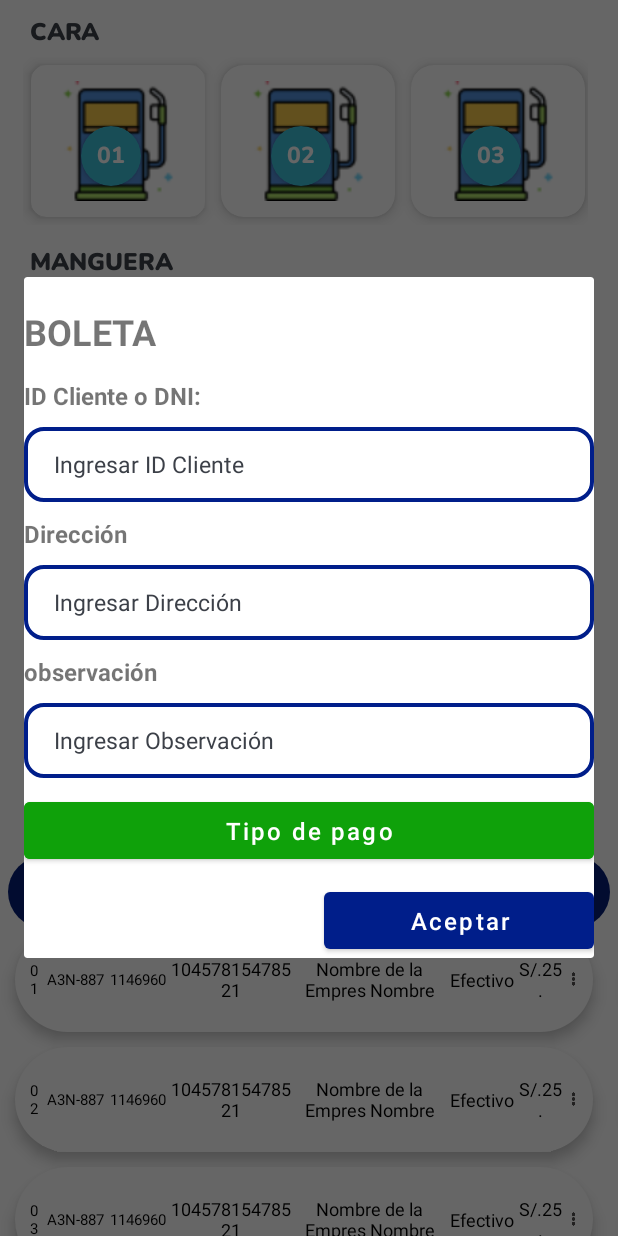
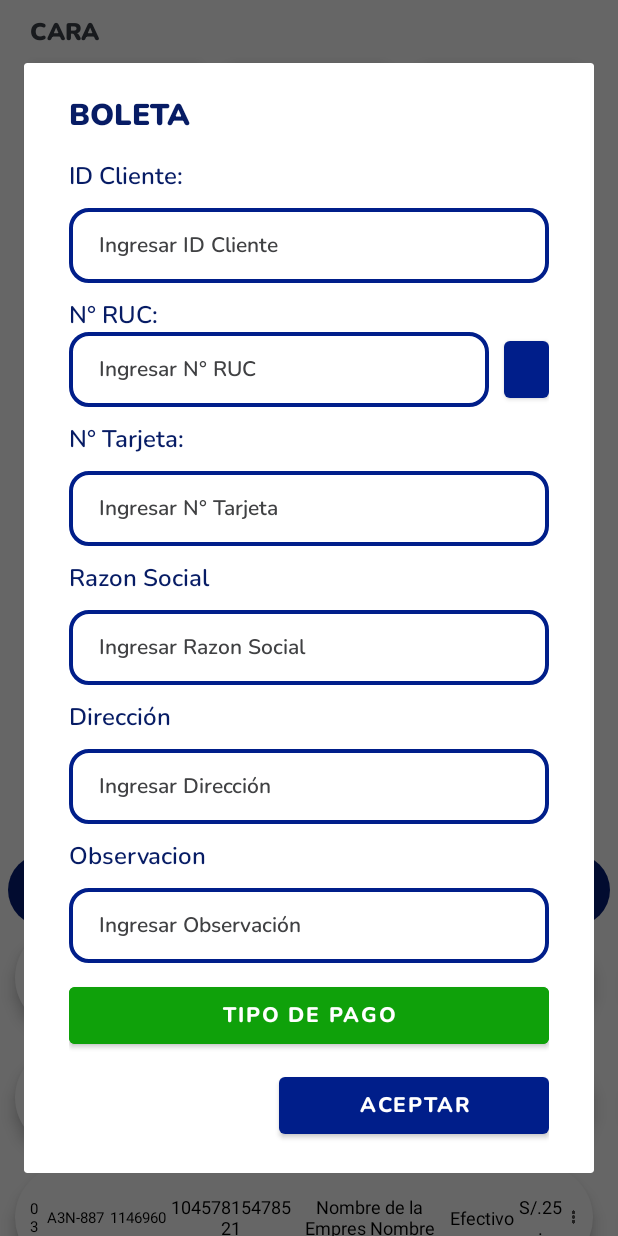
Before and after one commit to melinallacuag/fragmentMenu, an Android app: the FacturaFragment screen opened through its navigation route, after a tap on "BOLETA", on a phone screen of 412 x 824 dp. Run offline under Robolectric (Android 15) with nearby library versions, the phone set to English and light mode, and no system bars; 2 other taps on this screen came first.

Commit message:
modal BOLETA Y FACTURA

```diff
--- a/app/src/main/res/layout/fragment_boleta.xml
+++ b/app/src/main/res/layout/fragment_boleta.xml
@@ -9,7 +9,10 @@
     <LinearLayout
         android:layout_width="380sp"
         android:layout_height="wrap_content"
-        android:layout_margin="20dp"
+        android:paddingStart="30dp"
+        android:paddingEnd="30dp"
+        android:paddingTop="20dp"
+        android:paddingBottom="20dp"
         android:orientation="vertical"
         app:layout_constraintEnd_toEndOf="parent"
         app:layout_constraintStart_toStartOf="parent"
@@ -19,14 +22,18 @@
             android:layout_width="match_parent"
             android:layout_height="wrap_content"
             android:text="BOLETA"
-            android:textSize="24sp"
+            android:textSize="20sp"
+            android:fontFamily="@font/nunito_black"
+            android:textColor="#071C65"
             android:textStyle="bold" />
 
         <TextView
             android:layout_width="match_parent"
             android:layout_height="wrap_content"
             android:layout_marginTop="15sp"
-            android:text="ID Cliente o DNI:"
+            android:text="ID Cliente:"
+            android:fontFamily="@font/nunito_semibold"
+            android:textColor="#071C65"
             android:textSize="16sp"
             android:textStyle="bold" />
 
@@ -40,16 +47,114 @@
             android:hint="Ingresar ID Cliente"
             android:inputType="number"
             android:paddingLeft="20sp"
-            android:textColor="@color/black"
-            android:textColorHint="#3C4048"
-            android:textSize="15sp" />
+            android:fontFamily="@font/nunito_semibold"
+            android:textColor="#123456"
+            android:textColorHint="#404143"
+            android:textSize="14sp" />
+
+        <TextView
+            android:layout_width="match_parent"
+            android:layout_height="wrap_content"
+            android:layout_marginTop="10sp"
+            android:text="N° RUC:"
+            android:fontFamily="@font/nunito_semibold"
+            android:textColor="#071C65"
+            android:textSize="16sp"
+            android:textStyle="bold"/>
+
+
+        <LinearLayout
+            android:layout_width="match_parent"
+            android:layout_height="wrap_content"
+            app:layout_constraintBottom_toBottomOf="parent"
+            app:layout_constraintEnd_toEndOf="parent"
+            app:layout_constraintStart_toStartOf="parent"
+            app:layout_constraintTop_toTopOf="parent">
+
+            <EditText
+                android:id="@+id/inputplaca"
+                android:layout_width="280dp"
+                android:layout_height="50sp"
+                android:background="@drawable/border"
+                android:hint="Ingresar N° RUC"
+                android:inputType="number"
+                android:paddingLeft="20sp"
+                android:fontFamily="@font/nunito_semibold"
+                android:textColor="#123456"
+                android:textColorHint="#404143"
+                android:textSize="14sp" />
+
+            <Button
+                android:layout_width="match_parent"
+                android:layout_height="match_parent"
+                android:text="SUNAT"
+                android:layout_gravity="end"
+                android:layout_marginStart="10sp"
+                android:fontFamily="@font/nunito_extrabold"
+                app:layout_constraintEnd_toEndOf="parent" />
+
+        </LinearLayout>
+
+
 
 
         <TextView
             android:layout_width="match_parent"
             android:layout_height="wrap_content"
             android:layout_marginTop="10sp"
+            android:text="N° Tarjeta:"
+            android:fontFamily="@font/nunito_semibold"
+            android:textColor="#071C65"
+            android:textSize="16sp"
+            android:textStyle="bold" />
+
+        <EditText
+            android:id="@+id/inputkilometro"
+            android:layout_width="match_parent"
+            android:layout_height="50sp"
+            android:layout_marginTop="10sp"
+            android:background="@drawable/border"
+            android:drawablePadding="12sp"
+            android:hint="Ingresar N° Tarjeta"
+            android:inputType="number"
+            android:paddingLeft="20sp"
+            android:fontFamily="@font/nunito_semibold"
+            android:textColor="#123456"
+            android:textColorHint="#404143"
+            android:textSize="14sp" />
+
+        <TextView
+            android:layout_width="match_parent"
+            android:layout_height="wrap_content"
+            android:layout_marginTop="10sp"
+            android:text="Razon Social"
+            android:fontFamily="@font/nunito_semibold"
+            android:textColor="#071C65"
+            android:textSize="16sp"
+            android:textStyle="bold" />
+
+        <EditText
+            android:id="@+id/inputrazonsocial"
+            android:layout_width="match_parent"
+            android:layout_height="50sp"
+            android:layout_marginTop="10sp"
+            android:background="@drawable/border"
+            android:drawablePadding="12sp"
+            android:hint="Ingresar Razon Social"
+            android:inputType="text"
+            android:paddingLeft="20sp"
+            android:fontFamily="@font/nunito_semibold"
+            android:textColor="#123456"
+            android:textColorHint="#404143"
+            android:textSize="14sp" />
+
+        <TextView
+            android:layout_width="match_parent"
+            android:layout_height="wrap_content"
+            android:layout_marginTop="10sp"
             android:text="Dirección"
+            android:fontFamily="@font/nunito_semibold"
+            android:textColor="#071C65"
             android:textSize="16sp"
             android:textStyle="bold" />
 
@@ -63,15 +168,18 @@
             android:hint="Ingresar Dirección"
             android:inputType="text"
             android:paddingLeft="20sp"
-            android:textColor="@color/black"
-            android:textColorHint="#3C4048"
-            android:textSize="15sp" />
+            android:fontFamily="@font/nunito_semibold"
+            android:textColor="#123456"
+            android:textColorHint="#404143"
+            android:textSize="14sp" />
 
         <TextView
             android:layout_width="match_parent"
             android:layout_height="wrap_content"
             android:layout_marginTop="10sp"
-            android:text="observación"
+            android:text="Observacion"
+            android:fontFamily="@font/nunito_semibold"
+            android:textColor="#071C65"
             android:textSize="16sp"
             android:textStyle="bold" />
 
@@ -85,22 +193,23 @@
             android:hint="Ingresar Observación"
             android:inputType="text"
             android:paddingLeft="20sp"
-            android:textColor="@color/black"
-            android:textColorHint="#3C4048"
-            android:textSize="15sp" />
+            android:fontFamily="@font/nunito_semibold"
+            android:textColor="#123456"
+            android:textColorHint="#404143"
+            android:textSize="14sp" />
 
         <Button
             android:id="@+id/btntipopago"
             android:layout_width="match_parent"
             android:layout_height="50sp"
-            android:layout_gravity="end"
             android:layout_marginTop="10sp"
             android:gravity="center"
             android:backgroundTint="#0FA10A"
             android:text="Tipo de pago"
-            android:textAllCaps="false"
+            android:fontFamily="@font/nunito_extrabold"
+            android:textAllCaps="true"
             android:textColor="@color/white"
-            android:textSize="16sp" />
+            android:textSize="14sp" />
 
         <Button
             android:id="@+id/dialogDismiss_button"
@@ -110,8 +219,9 @@
             android:layout_marginTop="10sp"
             android:gravity="center"
             android:text="Aceptar"
-            android:textAllCaps="false"
+            android:fontFamily="@font/nunito_extrabold"
+            android:textAllCaps="true"
             android:textColor="@color/white"
-            android:textSize="16sp" />
+            android:textSize="14sp" />
     </LinearLayout>
 </androidx.constraintlayout.widget.ConstraintLayout>
--- a/app/src/main/res/layout/fragment_factura.xml
+++ b/app/src/main/res/layout/fragment_factura.xml
@@ -752,6 +752,7 @@
         android:layout_marginStart="20dp"
         android:layout_marginTop="5dp"
         android:text="OPERACIÓN"
+        android:fontFamily="@font/nunito_black"
         android:textColor="#3C4048"
         android:textSize="18sp"
         android:textStyle="bold"
@@ -765,6 +766,7 @@
         android:layout_marginStart="20dp"
         android:layout_marginTop="5dp"
         android:text="TRANSACCIONES"
+        android:fontFamily="@font/nunito_black"
         android:textColor="#3C4048"
         android:textSize="16sp"
         android:textStyle="bold"
@@ -827,10 +829,11 @@
         android:layout_marginTop="5sp"
         android:letterSpacing="0.05"
         android:text="BOLETA"
+        android:fontFamily="@font/nunito_black"
         android:textAlignment="center"
         android:textColor="#FFFFFF"
         android:textSize="10sp"
-        app:cornerRadius="10sp"
+        app:cornerRadius="5sp"
         app:layout_constraintStart_toStartOf="parent"
         app:layout_constraintTop_toBottomOf="@+id/textView4" />
 
@@ -842,10 +845,11 @@
         android:layout_marginTop="5dp"
         android:letterSpacing="0.05"
         android:text="FACTURA"
+        android:fontFamily="@font/nunito_extrabold"
         android:textAlignment="center"
         android:textColor="#FFFFFF"
         android:textSize="10sp"
-        app:cornerRadius="10sp"
+        app:cornerRadius="5sp"
         app:layout_constraintEnd_toStartOf="@+id/btnfac"
         app:layout_constraintStart_toEndOf="@+id/btnboleta"
         app:layout_constraintTop_toBottomOf="@+id/textView4" />
@@ -858,10 +862,11 @@
         android:layout_marginEnd="20dp"
         android:letterSpacing="0.05"
         android:text="FAC."
+        android:fontFamily="@font/nunito_extrabold"
         android:textAlignment="center"
         android:textColor="#FFFFFF"
         android:textSize="10sp"
-        app:cornerRadius="10sp"
+        app:cornerRadius="5sp"
         app:layout_constraintEnd_toEndOf="parent"
         app:layout_constraintTop_toTopOf="@+id/btnboleta" />
 
@@ -870,13 +875,14 @@
         android:layout_width="110sp"
         android:layout_height="50sp"
         android:layout_marginStart="20dp"
-        android:layout_marginTop="5dp"
+        android:layout_marginTop="2dp"
         android:letterSpacing="0.05"
         android:text="SERAFI"
+        android:fontFamily="@font/nunito_extrabold"
         android:textAlignment="center"
         android:textColor="#FFFFFF"
         android:textSize="10sp"
-        app:cornerRadius="10sp"
+        app:cornerRadius="5sp"
         app:layout_constraintStart_toStartOf="parent"
         app:layout_constraintTop_toBottomOf="@+id/btnboleta" />
 
@@ -885,13 +891,14 @@
         android:id="@+id/btncanje"
         android:layout_width="110sp"
         android:layout_height="50sp"
-        android:layout_marginTop="5dp"
+        android:layout_marginTop="2dp"
         android:letterSpacing="0.05"
         android:text="CANJE"
+        android:fontFamily="@font/nunito_extrabold"
         android:textAlignment="center"
         android:textColor="#FFFFFF"
         android:textSize="10sp"
-        app:cornerRadius="10sp"
+        app:cornerRadius="5sp"
         app:layout_constraintEnd_toStartOf="@+id/btnncredito"
         app:layout_constraintStart_toEndOf="@+id/btnserafi"
         app:layout_constraintTop_toBottomOf="@+id/btnfactura" />
@@ -900,14 +907,15 @@
         android:id="@+id/btnncredito"
         android:layout_width="110sp"
         android:layout_height="50sp"
-        android:layout_marginTop="5dp"
+        android:layout_marginTop="2dp"
         android:letterSpacing="0.05"
         android:text="NOTA CREDITO"
+        android:fontFamily="@font/nunito_extrabold"
         android:layout_marginEnd="20dp"
         android:textAlignment="center"
         android:textColor="#FFFFFF"
         android:textSize="10sp"
-        app:cornerRadius="10sp"
+        app:cornerRadius="5sp"
         app:layout_constraintEnd_toEndOf="parent"
         app:layout_constraintTop_toBottomOf="@+id/btnfac" />
 
```
Also changed, not shown: app/src/main/res/layout/fragment_op_factura.xml (+57 -34 lines).
